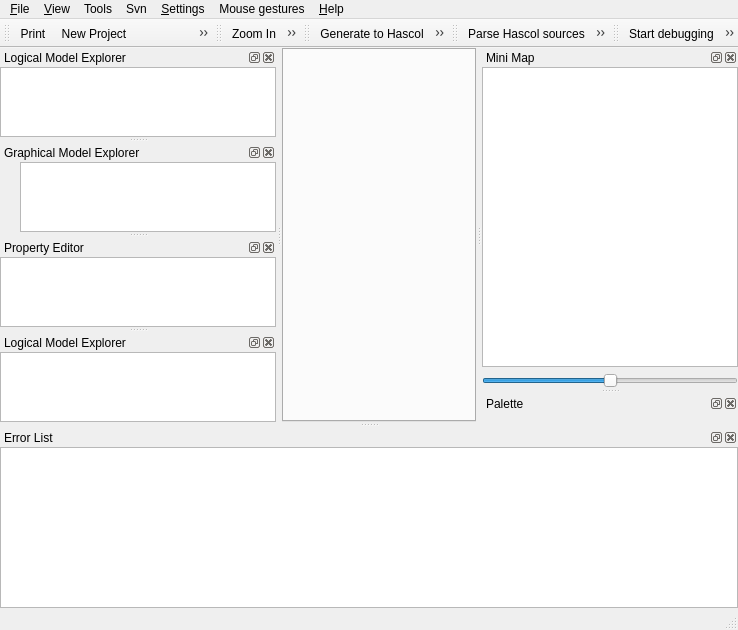
Before: the Qt Designer form qrgui/mainwindow/mainWindow.ui in qreal/qreal, drawn with Qt 5.
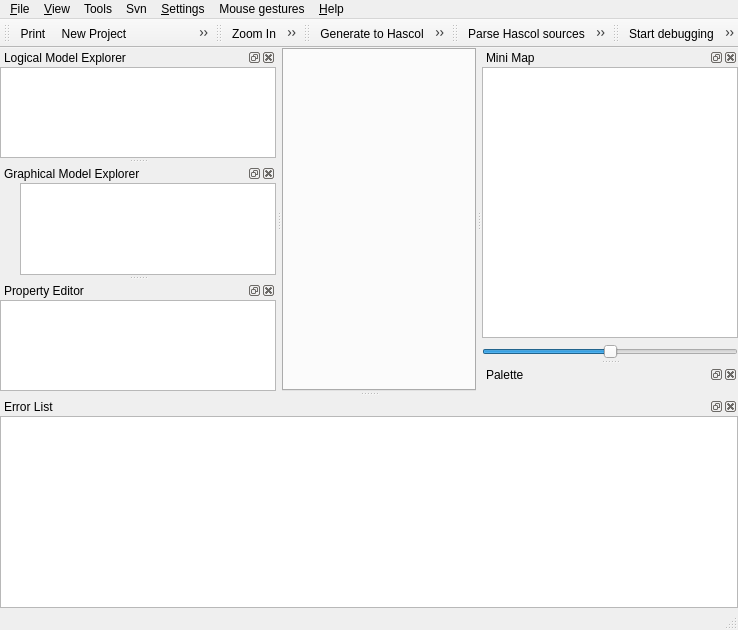
After: the same form once the commit is applied. Icons and pictures are not drawn. Custom widgets are drawn as their Qt base class.

```diff
--- a/qrgui/mainwindow/mainWindow.ui
+++ b/qrgui/mainwindow/mainWindow.ui
@@ -434,43 +434,6 @@
    <addaction name="separator"/>
    <addaction name="actionFullscreen"/>
   </widget>
-  <widget class="QDockWidget" name="logicalModelDock">
-   <property name="features">
-    <set>QDockWidget::AllDockWidgetFeatures</set>
-   </property>
-   <property name="windowTitle">
-    <string>Logical Model Explorer</string>
-   </property>
-   <attribute name="dockWidgetArea">
-    <number>1</number>
-   </attribute>
-   <widget class="QWidget" name="logicalModelDockWidgetContents">
-    <layout class="QVBoxLayout" name="verticalLayout">
-     <item>
-      <widget class="QTreeView" name="logicalModelExplorer">
-       <property name="contextMenuPolicy">
-        <enum>Qt::ActionsContextMenu</enum>
-       </property>
-       <property name="acceptDrops">
-        <bool>true</bool>
-       </property>
-       <property name="dragEnabled">
-        <bool>false</bool>
-       </property>
-       <property name="dragDropOverwriteMode">
-        <bool>false</bool>
-       </property>
-       <property name="dragDropMode">
-        <enum>QAbstractItemView::DragDrop</enum>
-       </property>
-       <property name="defaultDropAction">
-        <enum>Qt::IgnoreAction</enum>
-       </property>
-      </widget>
-     </item>
-    </layout>
-   </widget>
-  </widget>
   <action name="actionQuit">
    <property name="checkable">
     <bool>false</bool>
```
